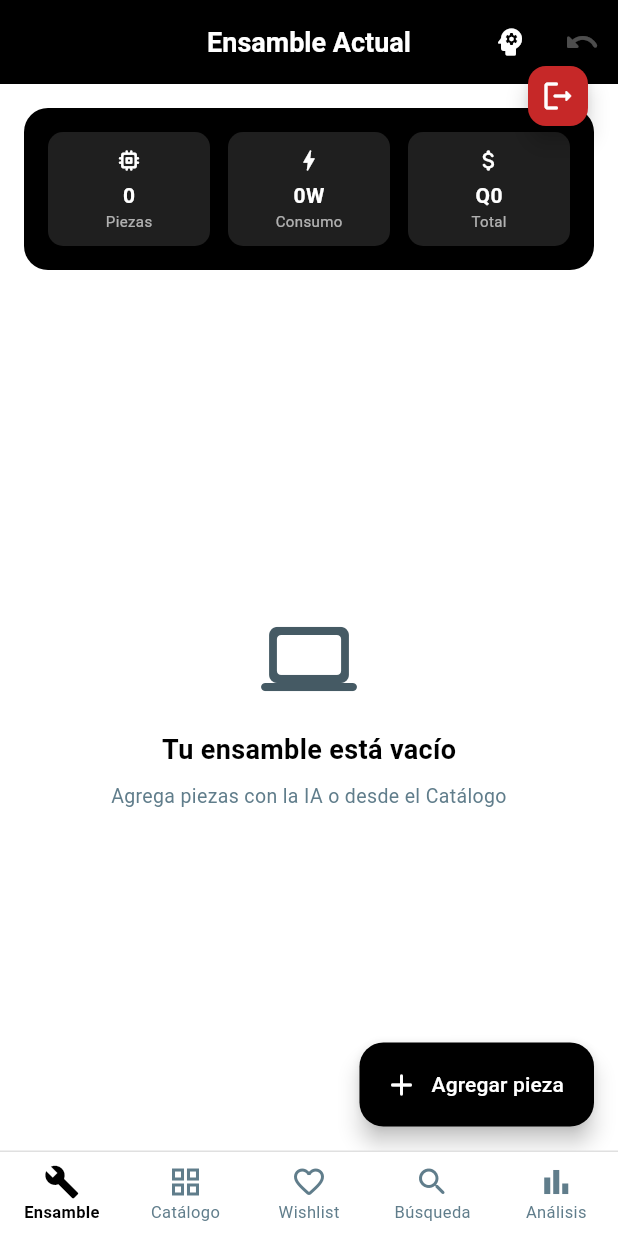
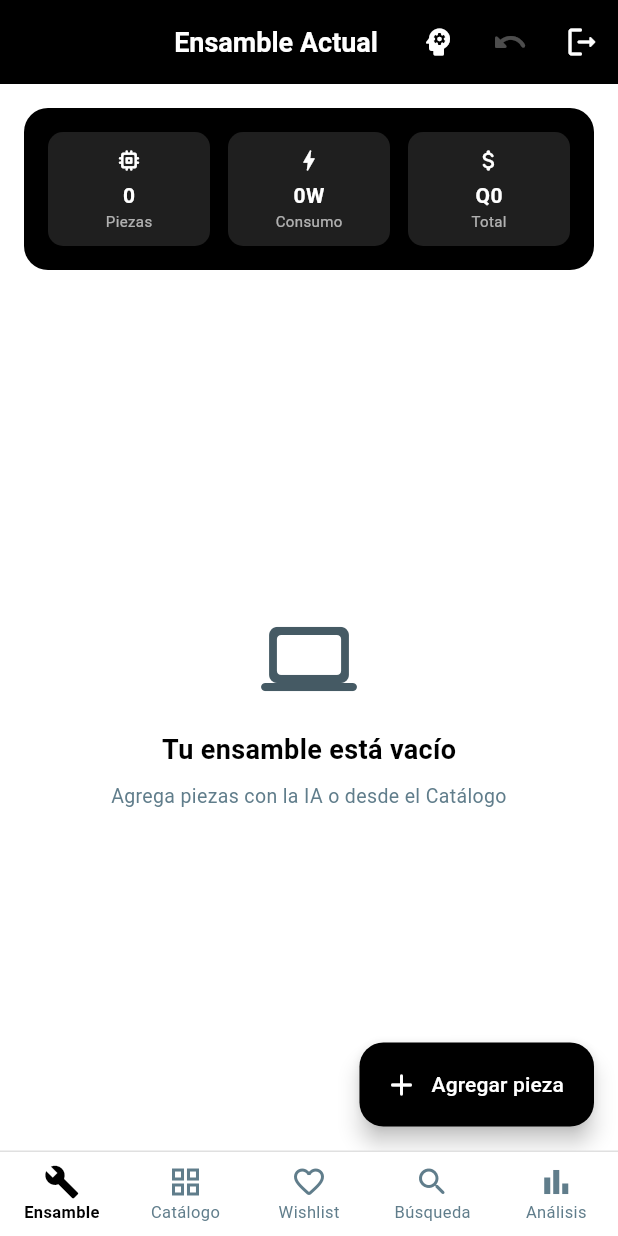
Before and after one commit to PabloRiveraM/Proyecto_Final---Programacion, a Flutter app: the MainScreen screen opened directly, on a phone screen of 412 x 824 dp. Run offline on Flutter 3.47's test engine with Material 3 defaults, Android fonts, the phone set to English and light mode, and no system bars; our stand-ins replace fl_chart.

Commit message:
fix(pablo): grafo compatibilidad, logout en AppBar, robustez de sockets

```diff
--- a/lib/screens/assembly_screen.dart
+++ b/lib/screens/assembly_screen.dart
@@ -12,6 +12,7 @@ import '../core/app_state.dart';
 import '../models/api_models/item_model.dart';
 import '../models/data_structures/custom_graph.dart';
 import '../services/api_services.dart';
+import 'login_screen.dart';
 
 class AssemblyScreen extends StatefulWidget {
   const AssemblyScreen({super.key});
@@ -154,8 +155,13 @@ class _AssemblyScreenState extends State<AssemblyScreen> {
                 setState(() => _cargando = true);
                 final catalogoCompleto = await ApiService.fetchData();
                 for (var id in idsSugeridos) {
-                  final pieza = catalogoCompleto.where((p) => p.id == id).firstOrNull;
+                  // El id en el JSON puede venir como int o como String
+                  final idInt = id is int ? id : int.tryParse(id.toString());
+                  final pieza = catalogoCompleto.where((p) => p.id == idInt).firstOrNull;
                   if (pieza != null) {
+                    // IMPORTANTE: primero registrar en el grafo para que la
+                    // verificación de compatibilidad funcione correctamente
+                    _grafo.agregarPieza(pieza);
                     _estado.agregarAlEnsamble(pieza);
                   }
                 }
@@ -335,8 +341,22 @@ class _AssemblyScreenState extends State<AssemblyScreen> {
           IconButton(
             tooltip: 'Deshacer',
             icon: Icon(Icons.undo_rounded,
-                color: AppColors.textOnDark.withValues(alpha: 0.3)),
+                color: hayHistorial
+                    ? AppColors.textOnDark
+                    : AppColors.textOnDark.withValues(alpha: 0.3)),
             onPressed: hayHistorial ? _deshacer : null,
+          ),
+          IconButton(
+            tooltip: 'Cerrar sesión',
+            icon: const Icon(Icons.logout_rounded, color: AppColors.textOnDark),
+            onPressed: () {
+              AppState().logout();
+              Navigator.pushAndRemoveUntil(
+                context,
+                MaterialPageRoute(builder: (_) => const LoginScreen()),
+                (route) => false,
+              );
+            },
           ),
         ],
       ),
--- a/lib/screens/main_screen.dart
+++ b/lib/screens/main_screen.dart
@@ -75,25 +75,9 @@ class _MainScreenState extends State<MainScreen> {
         elevation: 0,
       ),
       // Cuerpo: pantalla activa sin re-crear el árbol de widgets
-      body: Stack(
-        children: [
-          IndexedStack(
-            index: _currentIndex,
-            children: _screens,
-          ),
-          Positioned(
-            top: 40,
-            right: 16,
-            child: SafeArea(
-              child: FloatingActionButton.small(
-                heroTag: 'logoutBtn',
-                backgroundColor: AppColors.error,
-                onPressed: _logout,
-                child: const Icon(Icons.logout_rounded, color: AppColors.textOnDark),
-              ),
-            ),
-          )
-        ],
+      body: IndexedStack(
+        index: _currentIndex,
+        children: _screens,
       ),
 
       // Barra de navegación inferior
```
Also changed, not shown: lib/models/data_structures/custom_graph.dart (+31 -9 lines).
